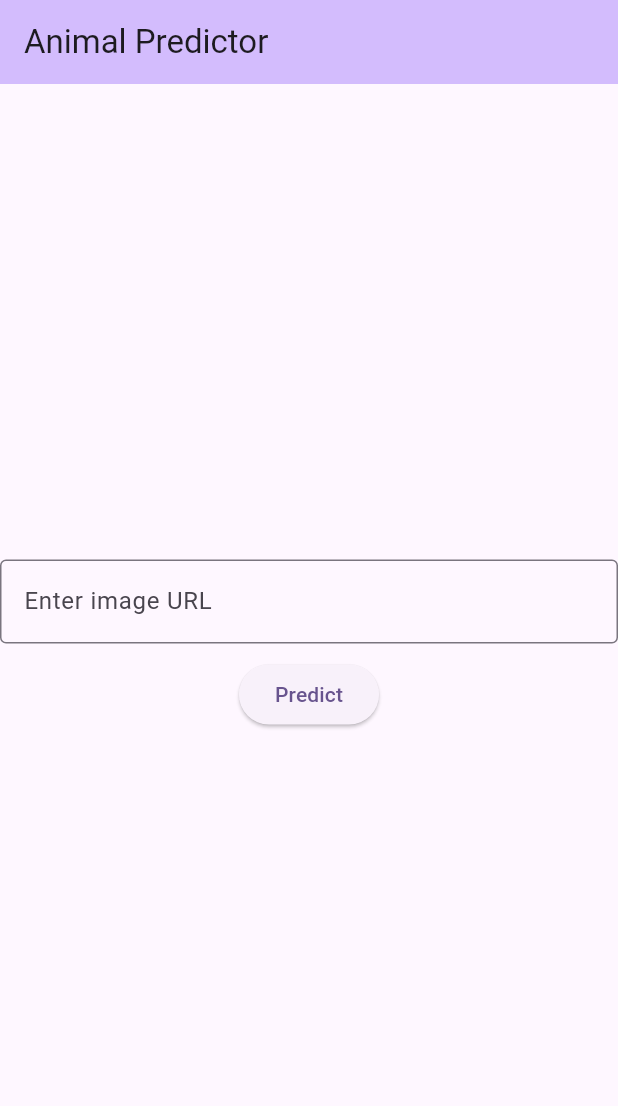
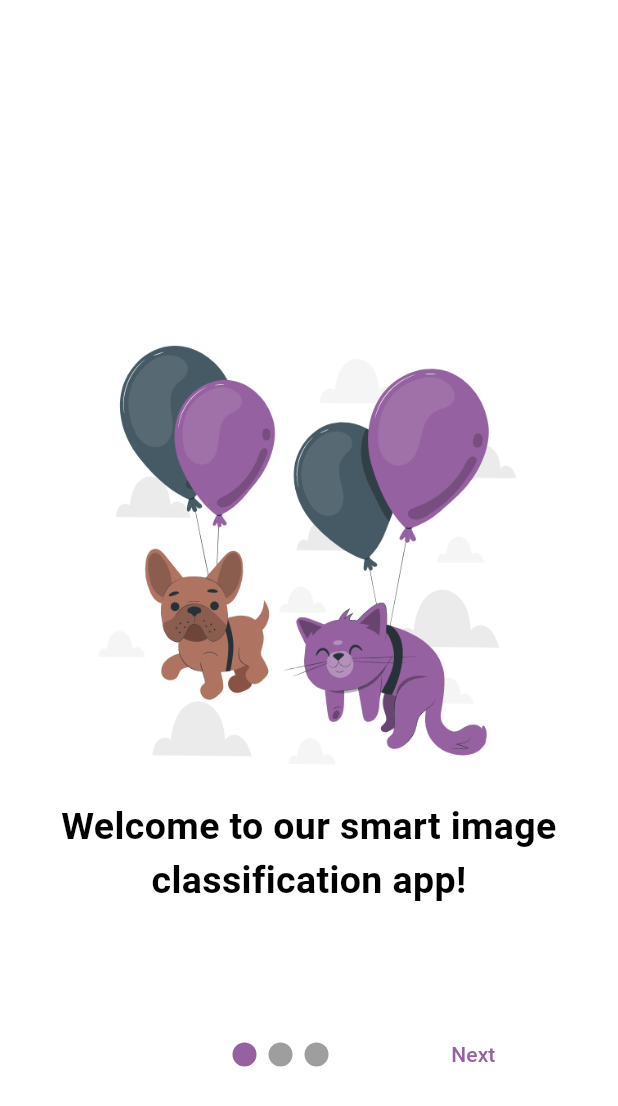
Before and after one commit to MaiWael25/Machine_project, a Flutter app: the screen it shows after launch, on a phone screen of 412 x 824 dp. Shown: the top 1106 px of the screen. Run offline on Flutter 3.47's test engine with Material 3 defaults, Android fonts, the phone set to English and light mode, and no system bars; drawn by our look-alikes of smooth_page_indicator; our stand-ins replace gap; missing offline and left inert: tflite_flutter.

Commit message:
Adding onboarding refactor ui

```diff
--- a/lib/main.dart
+++ b/lib/main.dart
@@ -1,8 +1,11 @@
+import 'dart:typed_data';
+
 import 'package:flutter/material.dart';
+import 'package:gap/gap.dart';
+import 'package:http/http.dart' as http;
+import 'package:image/image.dart' as img;
+import 'package:ml_project/onboarding_view.dart';
 import 'package:tflite_flutter/tflite_flutter.dart';
-import 'package:http/http.dart' as http;
-import 'dart:typed_data';
-import 'package:image/image.dart' as img;
 
 void main() {
   runApp(const MyApp());
@@ -13,13 +16,10 @@ class MyApp extends StatelessWidget {
 
   @override
   Widget build(BuildContext context) {
-    return MaterialApp(
+    return const MaterialApp(
       title: 'Animal Predictor',
-      theme: ThemeData(
-        colorScheme: ColorScheme.fromSeed(seedColor: Colors.deepPurple),
-        useMaterial3: true,
-      ),
-      home: const MyHomePage(title: 'Animal Predictor'),
+      debugShowCheckedModeBanner: false,
+      home: OnboardingView(),
     );
   }
 }
@@ -116,20 +116,46 @@ class _MyHomePageState extends State<MyHomePage> {
   @override
   Widget build(BuildContext context) {
     return Scaffold(
+      backgroundColor: Colors.white,
       appBar: AppBar(
-        backgroundColor: Theme.of(context).colorScheme.inversePrimary,
-        title: Text(widget.title),
+        backgroundColor: const Color(0xff9661A0),
+        elevation: 5,
+        centerTitle: true,
+        title: Text(
+          textAlign: TextAlign.center,
+          widget.title,
+          style: const TextStyle(
+            color: Colors.white,
+          ),
+        ),
       ),
       body: Center(
+        child: Padding(
+          padding: const EdgeInsets.all(15),
           child: Column(
             mainAxisAlignment: MainAxisAlignment.center,
-          children: <Widget>[
+            children: [
+              const Image(
+                image: AssetImage("assets/image.gif"),
+                height: 200,
+                width: 200,
+              ),
+              Column(
+                crossAxisAlignment: CrossAxisAlignment.start,
+                children: [
+                  const Text(
+                    "Discover the World of Cats and Dogs! 🐱🐶",
+                    style: TextStyle(fontSize: 18, fontWeight: FontWeight.w600),
+                  ),
+                  const Gap(5),
                   TextField(
                     controller: urlController,
                     decoration: const InputDecoration(
                       hintText: 'Enter image URL',
                       border: OutlineInputBorder(),
                     ),
+                  ),
+                ],
               ),
               const SizedBox(height: 10),
               ElevatedButton(
@@ -158,6 +184,7 @@ class _MyHomePageState extends State<MyHomePage> {
             ],
           ),
         ),
+      ),
     );
   }
 }
--- /dev/null
+++ b/lib/next_and_back_button_widget.dart
@@ -0,0 +1,31 @@
+import 'package:flutter/material.dart';
+
+class NextandBackButtonWidget extends StatelessWidget {
+  const NextandBackButtonWidget({
+    super.key,
+    required this.label,
+    this.onPressed,
+  });
+  final String label;
+  final void Function()? onPressed;
+
+  @override
+  Widget build(BuildContext context) {
+    return ElevatedButton(
+      style: const ButtonStyle(
+          elevation: WidgetStatePropertyAll(0),
+          padding: WidgetStatePropertyAll(
+            EdgeInsets.symmetric(
+              horizontal: 10,
+              vertical: 5,
+            ),
+          ),
+          foregroundColor: WidgetStatePropertyAll(Color(0xff9661A0)),
+          backgroundColor: WidgetStatePropertyAll(Colors.transparent)),
+      onPressed: onPressed,
+      child: Text(
+        label,
+      ),
+    );
+  }
+}
--- /dev/null
+++ b/lib/onboarding_view.dart
@@ -0,0 +1,85 @@
+import 'package:flutter/material.dart';
+import 'package:ml_project/next_and_back_button_widget.dart';
+import 'package:ml_project/page_view_1.dart';
+import 'package:ml_project/page_view_2.dart';
+import 'package:ml_project/page_view_3.dart';
+import 'package:ml_project/start_now_widget.dart';
+import 'package:smooth_page_indicator/smooth_page_indicator.dart';
+
+class OnboardingView extends StatefulWidget {
+  const OnboardingView({super.key});
+
+  @override
+  State<OnboardingView> createState() => _OnboardingViewState();
+}
+
+class _OnboardingViewState extends State<OnboardingView> {
+  PageController controller = PageController();
+  bool lastPage = false;
+  bool firstPage = true;
+  @override
+  Widget build(BuildContext context) {
+    return Scaffold(
+      body: Stack(
+        children: [
+          PageView(
+            controller: controller,
+            onPageChanged: (index) {
+              setState(() {
+                lastPage = (index == 2);
+                firstPage = (index == 0);
+              });
+            },
+            children: const [
+              PageView1(),
+              PageView2(),
+              PageView3(),
+            ],
+          ),
+          Container(
+            alignment: const Alignment(0, 0.75),
+            child: Row(
+              mainAxisAlignment: MainAxisAlignment.spaceEvenly,
+              children: [
+                firstPage
+                    ? const Text("       ")
+                    : NextandBackButtonWidget(
+                        label: "Back",
+                        onPressed: () {
+                          controller.previousPage(
+                            duration: const Duration(
+                              milliseconds: 400,
+                            ),
+                            curve: Curves.easeIn,
+                          );
+                        },
+                      ),
+                SmoothPageIndicator(
+                  controller: controller,
+                  count: 3,
+                  effect: const WormEffect(
+                    dotColor: Colors.grey,
+                    activeDotColor: Color(0xff9661A0),
+                  ),
+                ),
+                lastPage
+                    ? StartNowWidget(controller: controller)
+                    : NextandBackButtonWidget(
+                        label: "Next",
+                        onPressed: () {
+                          controller.nextPage(
+                            duration: const Duration(
+                              milliseconds: 400,
+                            ),
+                            curve: Curves.easeIn,
+                          );
+                        },
+                      ),
+              ],
+            ),
+          ),
+        ],
+      ),
+    );
+  }
+}
--- /dev/null
+++ b/lib/page_view_1.dart
@@ -0,0 +1,41 @@
+import 'package:flutter/material.dart';
+import 'package:gap/gap.dart';
+
+class PageView1 extends StatelessWidget {
+  const PageView1({super.key});
+
+  @override
+  Widget build(BuildContext context) {
+    return Container(
+      color: Colors.white,
+      child: const Column(
+        mainAxisAlignment: MainAxisAlignment.center,
+        children: [
+          Image(
+            image: AssetImage("assets/page3_1.gif"),
+            width: 300,
+            fit: BoxFit.fitWidth,
+          ),
+          Gap(15),
+          Padding(
+            padding: EdgeInsets.symmetric(horizontal: 30),
+            child: Column(
+              crossAxisAlignment: CrossAxisAlignment.center,
+              children: [
+                Text(
+                  "Welcome to our smart image classification app!",
+                  textAlign: TextAlign.center,
+                  style: TextStyle(
+                    color: Colors.black,
+                    fontSize: 25,
+                    fontWeight: FontWeight.w600,
+                  ),
+                ),
+              ],
+            ),
+          )
+        ],
+      ),
+    );
+  }
+}
--- a/pubspec.yaml
+++ b/pubspec.yaml
@@ -38,6 +38,8 @@ dependencies:
   tflite_flutter: ^0.11.0
   http: ^1.2.2
   image: ^4.4.0
+  gap: ^3.0.1
+  smooth_page_indicator: ^1.2.0+3
 dev_dependencies:
   flutter_test:
     sdk: flutter
```
Also changed, not shown: lib/page_view_2.dart (added, +54 -0 lines), lib/page_view_3.dart (added, +50 -0 lines), lib/start_now_widget.dart (added, +54 -0 lines), assets/image.gif (added), assets/page1.gif (added), assets/page2_1.gif (added), assets/page3_1.gif (added), pubspec.lock, 2 other files. Lines whose indentation alone changed are shown as unchanged.
